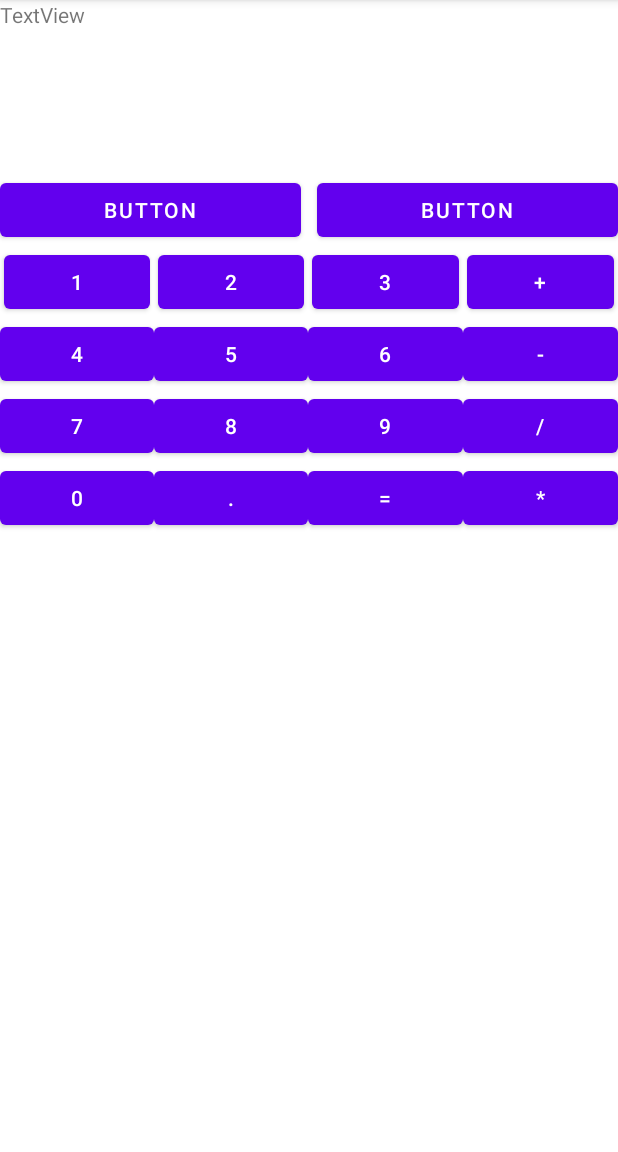
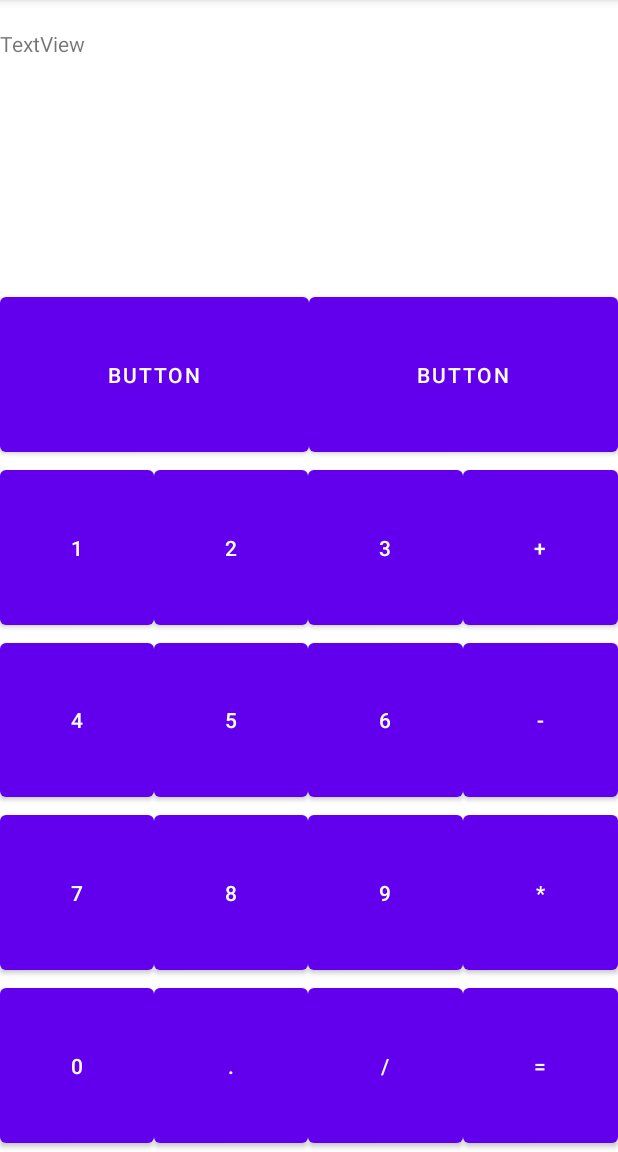
Before and after one commit to mbarancewicz/android-calculator, an Android app: the StandardCalc screen opened directly, with no data from a screen before it, on a phone screen of 412 x 824 dp, the part 84-1236 px from its top. Run offline under Robolectric (Android 15) with nearby library versions, the phone set to English and light mode, and no system bars.

Commit message:
responsive standard calculator

```diff
--- a/app/src/main/res/layout/activity_standard.xml
+++ b/app/src/main/res/layout/activity_standard.xml
@@ -1,194 +1,204 @@
 <?xml version="1.0" encoding="utf-8"?>
-<androidx.constraintlayout.widget.ConstraintLayout
-    xmlns:android="http://schemas.android.com/apk/res/android"
+<androidx.constraintlayout.widget.ConstraintLayout xmlns:android="http://schemas.android.com/apk/res/android"
+    xmlns:app="http://schemas.android.com/apk/res-auto"
     xmlns:tools="http://schemas.android.com/tools"
     android:layout_width="match_parent"
-    android:layout_height="match_parent">
-
-    <LinearLayout
-        android:layout_width="match_parent"
     android:layout_height="match_parent"
-        android:orientation="vertical"
-        tools:layout_editor_absoluteX="153dp"
-        tools:layout_editor_absoluteY="203dp">
+    android:weightSum="1">
 
     <TextView
         android:id="@+id/textView2"
         android:layout_width="match_parent"
-            android:layout_height="116dp"
-            android:text="TextView" />
+        android:layout_height="0dp"
+        android:text="TextView"
+        app:layout_constraintBottom_toTopOf="@+id/linearLayout"
+        app:layout_constraintEnd_toEndOf="parent"
+        app:layout_constraintHeight_percent="0.2"
+        app:layout_constraintStart_toStartOf="parent"
+        app:layout_constraintTop_toTopOf="parent" />
 
     <LinearLayout
+        android:id="@+id/linearLayout"
         android:layout_width="match_parent"
-            android:layout_height="match_parent"
-            android:orientation="vertical">
-
-            <LinearLayout
-                android:layout_width="match_parent"
-                android:layout_height="wrap_content"
-                android:orientation="horizontal">
+        android:layout_height="0dp"
+        android:orientation="horizontal"
+        app:layout_constraintBottom_toTopOf="@+id/linearLayout3"
+        app:layout_constraintEnd_toEndOf="parent"
+        app:layout_constraintHeight_percent="0.15"
+        app:layout_constraintStart_toStartOf="parent">
 
         <Button
             android:id="@+id/button13"
             android:layout_width="wrap_content"
-                    android:layout_height="wrap_content"
-                    android:layout_marginRight="5dp"
+            android:layout_height="match_parent"
             android:layout_weight="1"
             android:text="Button" />
 
         <Button
             android:id="@+id/button12"
             android:layout_width="wrap_content"
-                    android:layout_height="wrap_content"
-                    android:layout_marginLeft="5dp"
+            android:layout_height="match_parent"
             android:layout_weight="1"
             android:text="Button" />
+
     </LinearLayout>
 
     <LinearLayout
+        android:id="@+id/linearLayout3"
         android:layout_width="match_parent"
-                android:layout_height="wrap_content"
-                android:orientation="horizontal">
+        android:layout_height="0dp"
+        android:orientation="horizontal"
+        app:layout_constraintBottom_toTopOf="@+id/linearLayout5"
+        app:layout_constraintEnd_toEndOf="parent"
+        app:layout_constraintHeight_percent="0.15"
+        app:layout_constraintStart_toStartOf="parent">
 
         <Button
             android:id="@+id/button10"
             android:layout_width="wrap_content"
-                    android:layout_height="wrap_content"
+            android:layout_height="match_parent"
             android:layout_weight="1"
-                    android:layout_marginLeft="2.5dp"
-                    android:layout_marginRight="2.5dp"
             android:text="1" />
 
         <Button
             android:id="@+id/button9"
             android:layout_width="wrap_content"
-                    android:layout_height="wrap_content"
+            android:layout_height="match_parent"
             android:layout_weight="1"
-                    android:layout_marginLeft="2.5dp"
-                    android:layout_marginRight="2.5dp"
             android:text="2" />
 
         <Button
             android:id="@+id/button8"
             android:layout_width="wrap_content"
-                    android:layout_height="wrap_content"
+            android:layout_height="match_parent"
             android:layout_weight="1"
-                    android:layout_marginLeft="2.5dp"
-                    android:layout_marginRight="2.5dp"
             android:text="3" />
 
         <Button
             android:id="@+id/button7"
             android:layout_width="wrap_content"
-                    android:layout_height="wrap_content"
+            android:layout_height="match_parent"
             android:layout_weight="1"
-                    android:layout_marginLeft="2.5dp"
-                    android:layout_marginRight="2.5dp"
             android:text="+" />
+
     </LinearLayout>
 
     <LinearLayout
+        android:id="@+id/linearLayout5"
         android:layout_width="match_parent"
-                android:layout_height="wrap_content"
-                android:orientation="horizontal">
+        android:layout_height="0dp"
+        android:orientation="horizontal"
+        app:layout_constraintBottom_toTopOf="@+id/linearLayout2"
+        app:layout_constraintEnd_toEndOf="parent"
+        app:layout_constraintHeight_percent="0.15"
+        app:layout_constraintStart_toStartOf="parent">
 
         <Button
             android:id="@+id/button14"
             android:layout_width="wrap_content"
-                    android:layout_height="wrap_content"
+            android:layout_height="match_parent"
             android:layout_weight="1"
             android:text="4" />
 
         <Button
             android:id="@+id/button15"
             android:layout_width="wrap_content"
-                    android:layout_height="wrap_content"
+            android:layout_height="match_parent"
             android:layout_weight="1"
             android:text="5" />
 
         <Button
             android:id="@+id/button16"
             android:layout_width="wrap_content"
-                    android:layout_height="wrap_content"
+            android:layout_height="match_parent"
             android:layout_weight="1"
             android:text="6" />
 
         <Button
             android:id="@+id/button17"
             android:layout_width="wrap_content"
-                    android:layout_height="wrap_content"
+            android:layout_height="match_parent"
             android:layout_weight="1"
             android:text="-" />
     </LinearLayout>
 
     <LinearLayout
+        android:id="@+id/linearLayout2"
         android:layout_width="match_parent"
-                android:layout_height="wrap_content"
-                android:orientation="horizontal">
+        android:layout_height="0dp"
+        android:orientation="horizontal"
+        app:layout_constraintBottom_toTopOf="@+id/linearLayout6"
+        app:layout_constraintEnd_toEndOf="parent"
+        app:layout_constraintHeight_percent="0.15"
+        app:layout_constraintStart_toStartOf="parent">
 
         <Button
             android:id="@+id/button18"
             android:layout_width="wrap_content"
-                    android:layout_height="wrap_content"
+            android:layout_height="match_parent"
             android:layout_weight="1"
             android:text="7" />
 
         <Button
             android:id="@+id/button19"
             android:layout_width="wrap_content"
-                    android:layout_height="wrap_content"
+            android:layout_height="match_parent"
             android:layout_weight="1"
             android:text="8" />
 
         <Button
             android:id="@+id/button20"
             android:layout_width="wrap_content"
-                    android:layout_height="wrap_content"
+            android:layout_height="match_parent"
             android:layout_weight="1"
             android:text="9" />
 
         <Button
-                    android:id="@+id/button21"
+            android:id="@+id/button25"
             android:layout_width="wrap_content"
-                    android:layout_height="wrap_content"
+            android:layout_height="match_parent"
             android:layout_weight="1"
-                    android:text="/" />
+            android:text="*" />
+
     </LinearLayout>
 
     <LinearLayout
+        android:id="@+id/linearLayout6"
         android:layout_width="match_parent"
-                android:layout_height="wrap_content"
-                android:orientation="horizontal">
+        android:orientation="horizontal"
+        android:layout_height="0dp"
+        app:layout_constraintHeight_percent="0.15"
+        app:layout_constraintBottom_toBottomOf="parent"
+        app:layout_constraintEnd_toEndOf="parent"
+        app:layout_constraintStart_toStartOf="parent">
 
         <Button
             android:id="@+id/button22"
             android:layout_width="wrap_content"
-                    android:layout_height="wrap_content"
+            android:layout_height="match_parent"
             android:layout_weight="1"
             android:text="0" />
 
         <Button
             android:id="@+id/button23"
             android:layout_width="wrap_content"
-                    android:layout_height="wrap_content"
+            android:layout_height="match_parent"
             android:layout_weight="1"
             android:text="." />
 
         <Button
+            android:id="@+id/button21"
+            android:layout_width="wrap_content"
+            android:layout_height="match_parent"
+            android:layout_weight="1"
+            android:text="/" />
+
+        <Button
             android:id="@+id/button24"
             android:layout_width="wrap_content"
-                    android:layout_height="wrap_content"
+            android:layout_height="match_parent"
             android:layout_weight="1"
             android:text="=" />
-
-                <Button
-                    android:id="@+id/button25"
-                    android:layout_width="wrap_content"
-                    android:layout_height="wrap_content"
-                    android:layout_weight="1"
-                    android:text="*" />
-            </LinearLayout>
     </LinearLayout>
 
-    </LinearLayout>
 </androidx.constraintlayout.widget.ConstraintLayout>
```
Lines whose indentation alone changed are shown as unchanged.
